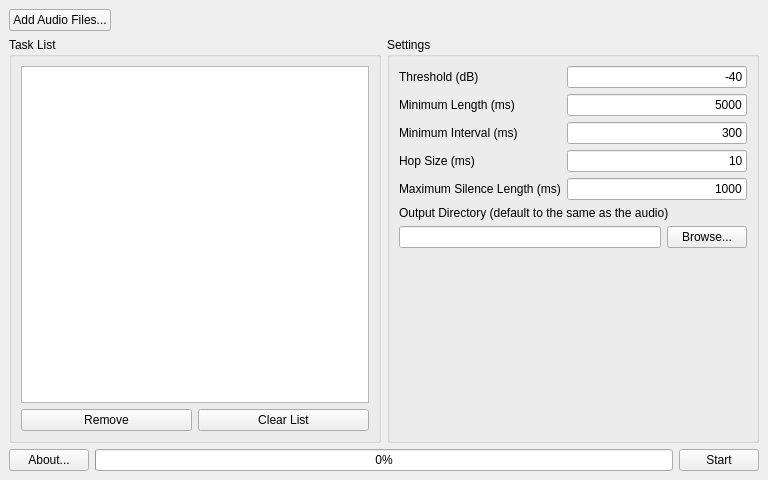
Old version of the form gui/ui_mainwindow.ui in the repository woodzofficial/audio-slicer.
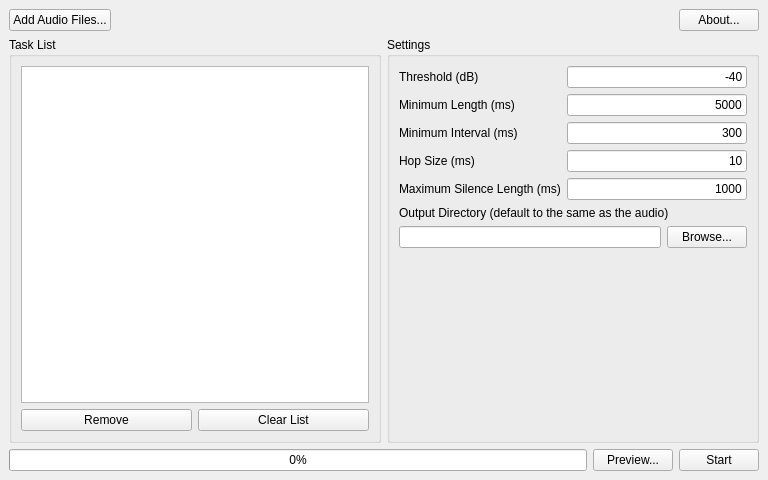
New version of the form.

Commit message: Add preview button

Diff of the .ui file:
```diff
--- a/gui/ui_mainwindow.ui
+++ b/gui/ui_mainwindow.ui
@@ -51,6 +51,13 @@
         </property>
        </spacer>
       </item>
+      <item>
+       <widget class="QPushButton" name="btnAbout">
+        <property name="text">
+         <string>About...</string>
+        </property>
+       </widget>
+      </item>
      </layout>
     </item>
     <item>
@@ -247,13 +254,6 @@
     </item>
     <item>
      <layout class="QHBoxLayout" name="horizontalLayout_3">
-      <item>
-       <widget class="QPushButton" name="btnAbout">
-        <property name="text">
-         <string>About...</string>
-        </property>
-       </widget>
-      </item>
       <item>
        <widget class="QProgressBar" name="progressBar">
         <property name="value">
@@ -261,6 +261,13 @@
         </property>
        </widget>
       </item>
+      <item>
+       <widget class="QPushButton" name="btnPreview">
+        <property name="text">
+         <string>Preview...</string>
+        </property>
+       </widget>
+      </item>
       <item>
        <widget class="QPushButton" name="btnStart">
         <property name="text">
```
The commit also changes 2 other files.
